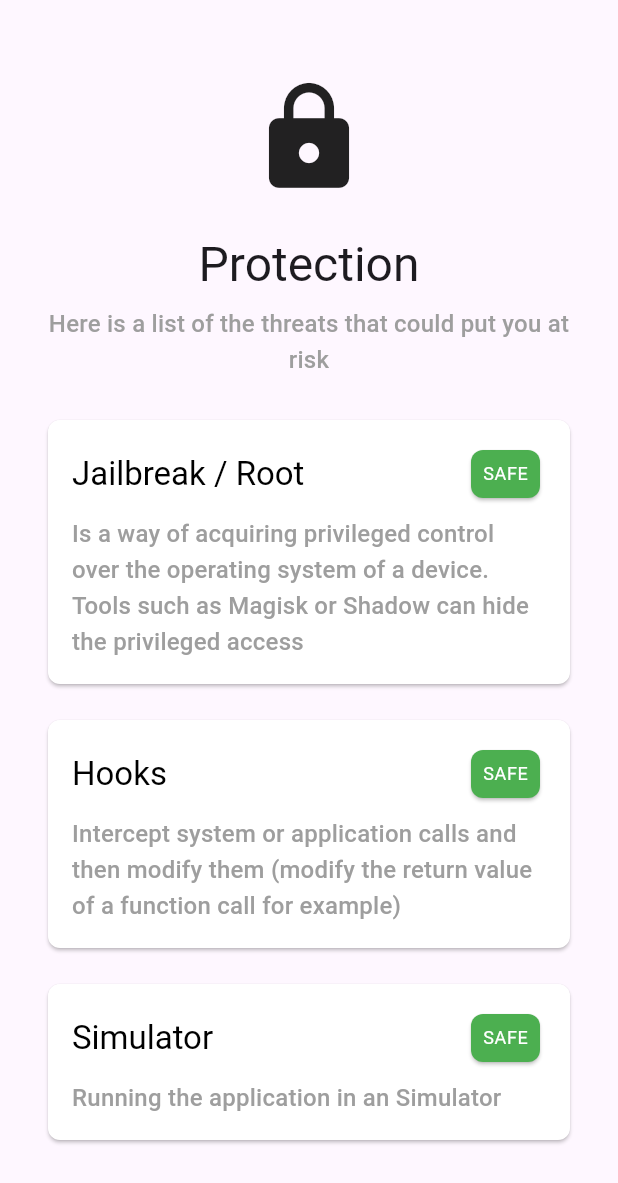
After one commit to EXXETA/Flutter-Security-Toolkit, a Flutter app: the screen it shows after launch, on a phone screen of 412 x 824 dp. The commit adds this screen. Shown: the top 1183 px of the screen. Run offline on Flutter 3.47's test engine with Material 3 defaults, Android fonts, the phone set to English and light mode, and no system bars.

Commit message:
chore: updated example app
Signed-off-by: Denis Dobanda <denis.dobanda@exxeta.com>

```diff
--- /dev/null
+++ b/example/lib/app/app.dart
@@ -0,0 +1,14 @@
+import 'package:flutter/material.dart';
+import 'package:flutter_security_toolkit_example/app/home_content.dart';
+
+class App extends StatelessWidget {
+  const App({super.key});
+
+  @override
+  Widget build(BuildContext context) {
+    return const MaterialApp(
+      debugShowCheckedModeBanner: false,
+      home: HomeContent(),
+    );
+  }
+}
--- /dev/null
+++ b/example/lib/app/home_content.dart
@@ -0,0 +1,52 @@
+import 'package:flutter/material.dart';
+import 'package:flutter/services.dart';
+import 'package:flutter_security_toolkit/flutter_security_toolkit.dart';
+import 'package:flutter_security_toolkit_example/threat/threat_overview.dart';
+
+class HomeContent extends StatefulWidget {
+  const HomeContent({super.key});
+
+  @override
+  State<HomeContent> createState() => _HomeContentState();
+}
+
+class _HomeContentState extends State<HomeContent> {
+  bool _rootPrivileges = false;
+  bool _hooks = false;
+  bool _simulator = false;
+
+  @override
+  void initState() {
+    super.initState();
+    initPlatformState();
+  }
+
+  Future<void> initPlatformState() async {
+    try {
+      final (jailbroken, hooks, simulator) = await (
+        ThreatDetectionCenter.areRootPrivilegesDetected(),
+        ThreatDetectionCenter.areHooksDetected(),
+        ThreatDetectionCenter.isSimulatorDetected(),
+      ).wait;
+
+      if (!mounted) return;
+
+      setState(() {
+        _rootPrivileges = jailbroken ?? _rootPrivileges;
+        _hooks = hooks ?? _hooks;
+        _simulator = simulator ?? _simulator;
+      });
+    } on PlatformException {
+      // Do nothing
+    }
+  }
+
+  @override
+  Widget build(BuildContext context) {
+    return ThreatOverview(
+      hasRootPrivileges: _rootPrivileges,
+      hasHooks: _hooks,
+      isInSimulator: _simulator,
+    );
+  }
+}
--- /dev/null
+++ b/example/lib/threat/threat_card.dart
@@ -0,0 +1,59 @@
+import 'package:flutter/material.dart';
+import 'package:flutter_security_toolkit_example/shared/extensions.dart';
+
+class ThreatCard extends StatelessWidget {
+  final String title;
+  final String description;
+  final bool status;
+
+  const ThreatCard({
+    required this.title,
+    required this.description,
+    required this.status,
+    super.key,
+  });
+
+  @override
+  Widget build(BuildContext context) {
+    final textTheme = Theme.of(context).textTheme;
+    return Card(
+      shape: RoundedRectangleBorder(
+        borderRadius: BorderRadius.circular(8),
+      ),
+      color: Colors.white,
+      child: Column(
+        crossAxisAlignment: CrossAxisAlignment.start,
+        children: [
+          Row(
+            mainAxisAlignment: MainAxisAlignment.spaceBetween,
+            children: [
+              Text(
+                title,
+                style: textTheme.titleLarge?.copyWith(color: Colors.black),
+              ),
+              Card(
+                shape: RoundedRectangleBorder(
+                  borderRadius: BorderRadius.circular(8),
+                ),
+                color: !status ? Colors.green : Colors.red,
+                child: Column(
+                  children: [
+                    Text(
+                      !status ? 'SAFE' : 'DETECTED',
+                      style: textTheme.bodySmall?.copyWith(color: Colors.white),
+                    ),
+                  ],
+                ).paddingAll(8),
+              )
+            ],
+          ).padding(bottom: 8),
+          Text(
+            description,
+            style: textTheme.titleMedium?.copyWith(color: Colors.grey),
+            textAlign: TextAlign.start,
+          ),
+        ],
+      ).paddingAll(16),
+    ).paddingAll(8);
+  }
+}
--- /dev/null
+++ b/example/lib/threat/threat_overview.dart
@@ -0,0 +1,69 @@
+import 'package:flutter/material.dart';
+import 'package:flutter_security_toolkit_example/shared/extensions.dart';
+import 'package:flutter_security_toolkit_example/threat/threat_card.dart';
+
+class ThreatOverview extends StatelessWidget {
+  final bool hasRootPrivileges;
+  final bool hasHooks;
+  final bool isInSimulator;
+
+  const ThreatOverview({
+    required this.hasRootPrivileges,
+    required this.hasHooks,
+    required this.isInSimulator,
+    super.key,
+  });
+
+  @override
+  Widget build(BuildContext context) {
+    return Scaffold(
+      body: SafeArea(
+        child: Center(
+          child: Builder(builder: (context) {
+            final textTheme = Theme.of(context).textTheme;
+            return SingleChildScrollView(
+              child: Column(
+                crossAxisAlignment: CrossAxisAlignment.center,
+                mainAxisAlignment: MainAxisAlignment.center,
+                children: [
+                  Icon(
+                    hasRootPrivileges || hasHooks
+                        ? Icons.lock_open
+                        : Icons.lock,
+                    size: 80,
+                  ).padding(bottom: 24),
+                  Text(
+                    'Protection',
+                    style: textTheme.headlineLarge,
+                  ).padding(bottom: 8),
+                  Text(
+                    'Here is a list of the threats that could put you at risk',
+                    style: textTheme.titleMedium?.copyWith(color: Colors.grey),
+                    textAlign: TextAlign.center,
+                  ).padding(bottom: 16),
+                  ThreatCard(
+                    title: 'Jailbreak / Root',
+                    description:
+                        'Is a way of acquiring privileged control over the operating system of a device. Tools such as Magisk or Shadow can hide the privileged access',
+                    status: hasRootPrivileges,
+                  ),
+                  ThreatCard(
+                    title: 'Hooks',
+                    description:
+                        'Intercept system or application calls and then modify them (modify the return value of a function call for example)',
+                    status: hasHooks,
+                  ),
+                  ThreatCard(
+                    title: 'Simulator',
+                    description: 'Running the application in an Simulator',
+                    status: isInSimulator,
+                  ),
+                ],
+              ),
+            );
+          }),
+        ).padding(left: 20, right: 20),
+      ),
+    );
+  }
+}
```
Also changed, not shown: example/lib/main.dart (+2 -180 lines), example/lib/shared/extensions.dart (added, +22 -0 lines), example/pubspec.lock, 4 other files.
